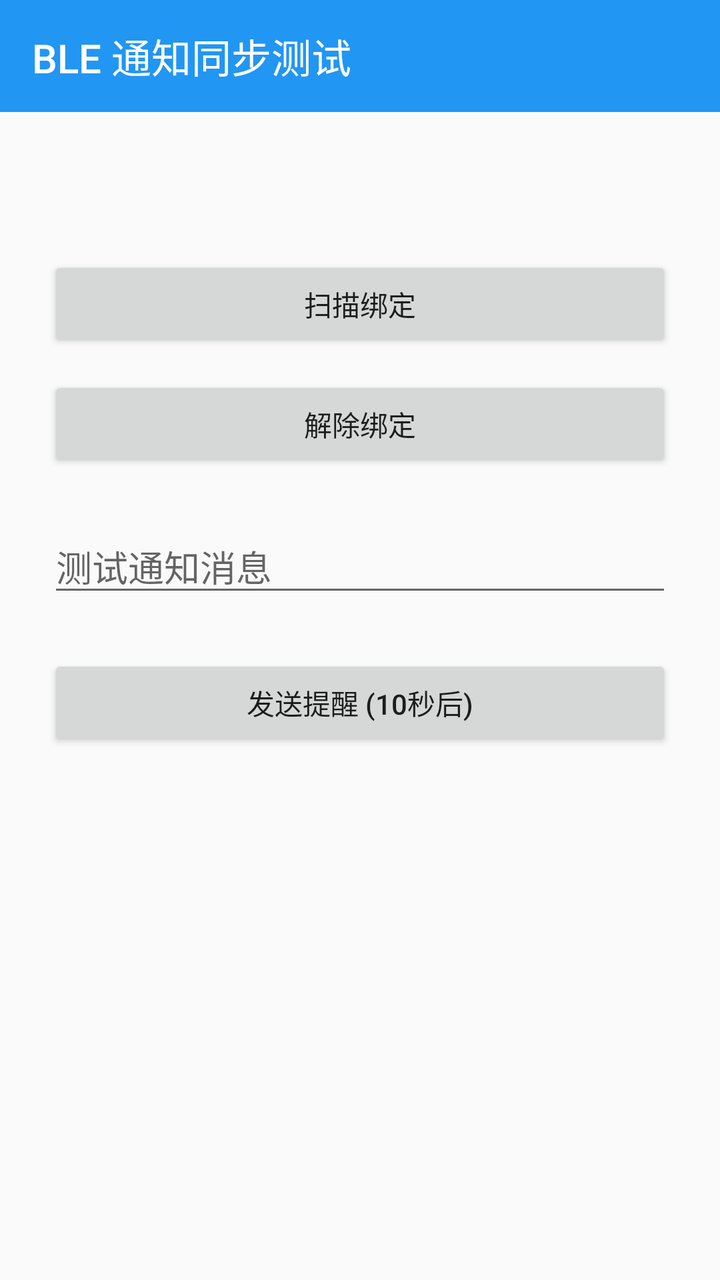
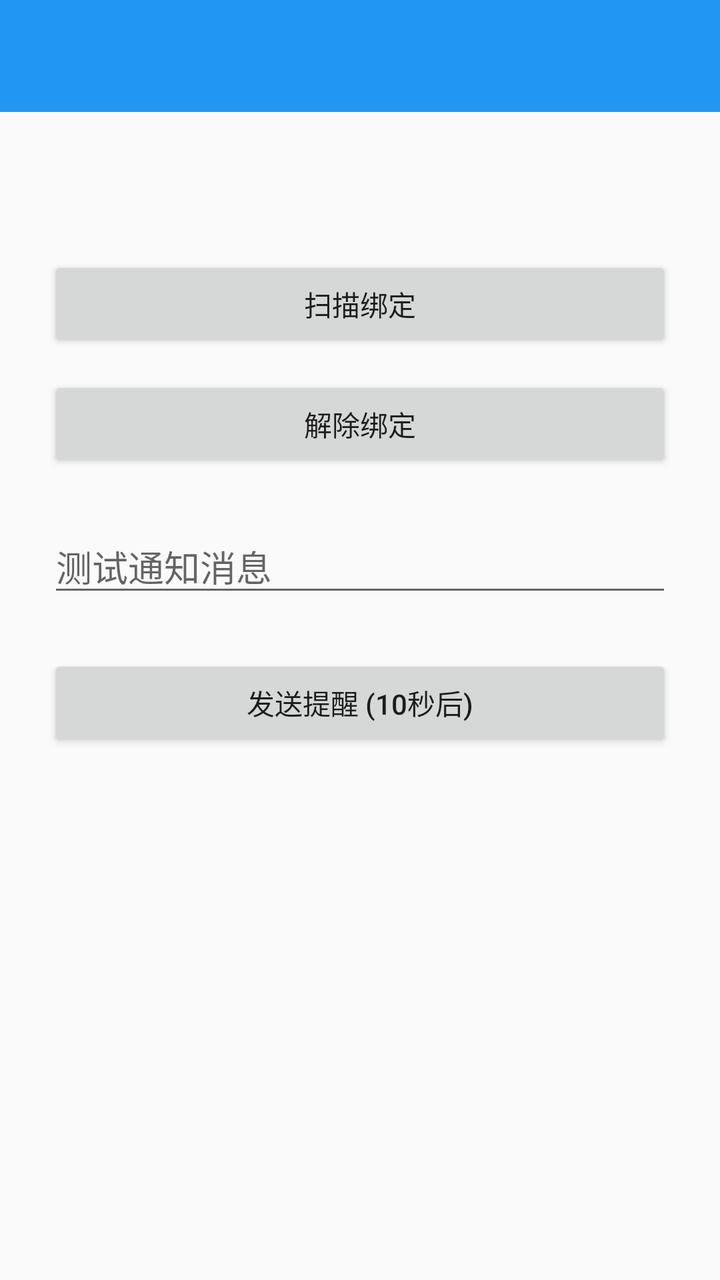

Before-and-after screenshots of an Android layout around one commit, followed by the original layout XML and the change that was made.
<!-- AndroidManifest.xml: application theme Theme.Demo -->
<!-- res/layout/activity_main.xml -->
<?xml version="1.0" encoding="utf-8"?>
<LinearLayout xmlns:android="http://schemas.android.com/apk/res/android"
    xmlns:app="http://schemas.android.com/apk/res-auto"
    android:layout_width="match_parent"
    android:layout_height="match_parent"
    android:orientation="vertical">

    <androidx.appcompat.widget.Toolbar
        android:id="@+id/toolbar"
        android:layout_width="match_parent"
        android:layout_height="?attr/actionBarSize"
        android:background="?attr/colorPrimary"
        android:theme="@style/ThemeOverlay.AppCompat.Dark.ActionBar"
        app:title="@string/s_app_name"
        app:titleTextAppearance="@style/ToolbarTitle" />

    <ScrollView
        android:layout_width="match_parent"
        android:layout_height="0dp"
        android:layout_weight="1"
        android:fillViewport="true">

        <LinearLayout
            android:layout_width="match_parent"
            android:layout_height="wrap_content"
            android:gravity="center_horizontal"
            android:orientation="vertical"
            android:padding="24dp">

            <Space
                android:layout_width="match_parent"
                android:layout_height="48dp" />

            <Button
                android:id="@+id/btn_scan_pair"
                android:layout_width="match_parent"
                android:layout_height="wrap_content"
                android:text="@string/s_scan_pair" />

            <Space
                android:layout_width="match_parent"
                android:layout_height="12dp" />

            <Button
                android:id="@+id/btn_unpair"
                android:layout_width="match_parent"
                android:layout_height="wrap_content"
                android:text="@string/s_unpair" />

            <Space
                android:layout_width="match_parent"
                android:layout_height="24dp" />

            <EditText
                android:id="@+id/et_message"
                android:layout_width="match_parent"
                android:layout_height="wrap_content"
                android:hint="@string/s_default_text"
                android:inputType="text" />

            <Space
                android:layout_width="match_parent"
                android:layout_height="24dp" />

            <Button
                android:id="@+id/btn_send"
                android:layout_width="match_parent"
                android:layout_height="wrap_content"
                android:text="@string/s_send_reminder" />

        </LinearLayout>
    </ScrollView>
</LinearLayout>
<!-- resources referenced by this layout -->
<resources>
  <string name="s_app_name">BLE 通知同步测试</string>
  <string name="s_default_text">测试通知消息</string>
  <string name="s_scan_pair">扫描绑定</string>
  <string name="s_send_reminder">发送提醒 (10秒后)</string>
  <string name="s_unpair">解除绑定</string>
  <style name="ToolbarTitle" parent="TextAppearance.AppCompat.Widget.ActionBar.Title">
          <item name="android:textColor">@android:color/white</item>
      </style>
  <style name="Theme.Demo" parent="Theme.AppCompat.Light.NoActionBar">
          <item name="colorPrimary">@color/color_primary</item>
          <item name="colorPrimaryDark">@color/color_primary_dark</item>
          <item name="colorAccent">@color/color_accent</item>
      </style>
  <color name="color_primary">#2196F3</color>
  <color name="color_primary_dark">#1976D2</color>
  <color name="color_accent">#FF9800</color>
</resources>

<!-- the commit's change to res/layout/activity_main.xml (unified diff, before → after) -->
@@ -5,14 +5,20 @@
     android:layout_height="match_parent"
     android:orientation="vertical">
 
-    <androidx.appcompat.widget.Toolbar
-        android:id="@+id/toolbar"
+    <FrameLayout
+        android:id="@+id/app_bar"
         android:layout_width="match_parent"
-        android:layout_height="?attr/actionBarSize"
-        android:background="?attr/colorPrimary"
-        android:theme="@style/ThemeOverlay.AppCompat.Dark.ActionBar"
-        app:title="@string/s_app_name"
-        app:titleTextAppearance="@style/ToolbarTitle" />
+        android:layout_height="wrap_content"
+        android:background="?attr/colorPrimary">
+
+        <androidx.appcompat.widget.Toolbar
+            android:id="@+id/toolbar"
+            android:layout_width="match_parent"
+            android:layout_height="?attr/actionBarSize"
+            android:theme="@style/ThemeOverlay.AppCompat.Dark.ActionBar"
+            app:titleTextColor="@android:color/white" />
+
+    </FrameLayout>
 
     <ScrollView
         android:layout_width="match_parent"
<!-- resource entries referenced after the edit -->
@@ -1,13 +1,9 @@
 <!-- resources referenced by this layout -->
 <resources>
-  <string name="s_app_name">BLE 通知同步测试</string>
   <string name="s_default_text">测试通知消息</string>
   <string name="s_scan_pair">扫描绑定</string>
   <string name="s_send_reminder">发送提醒 (10秒后)</string>
   <string name="s_unpair">解除绑定</string>
-  <style name="ToolbarTitle" parent="TextAppearance.AppCompat.Widget.ActionBar.Title">
-          <item name="android:textColor">@android:color/white</item>
-      </style>
   <style name="Theme.Demo" parent="Theme.AppCompat.Light.NoActionBar">
           <item name="colorPrimary">@color/color_primary</item>
           <item name="colorPrimaryDark">@color/color_primary_dark</item>
